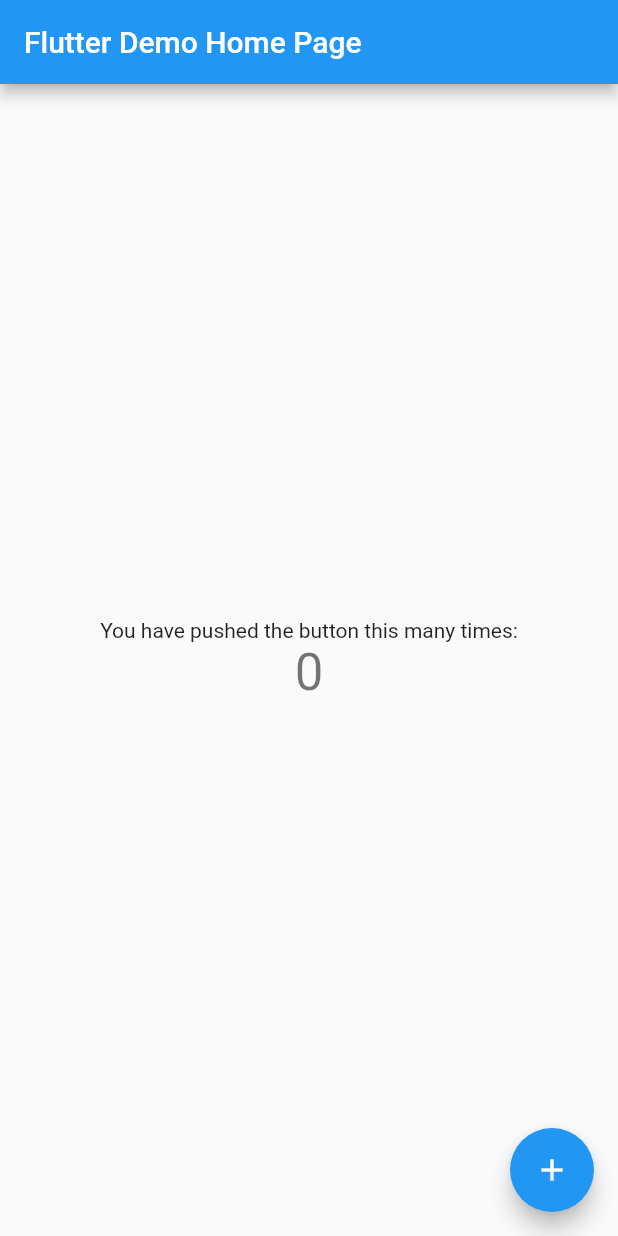
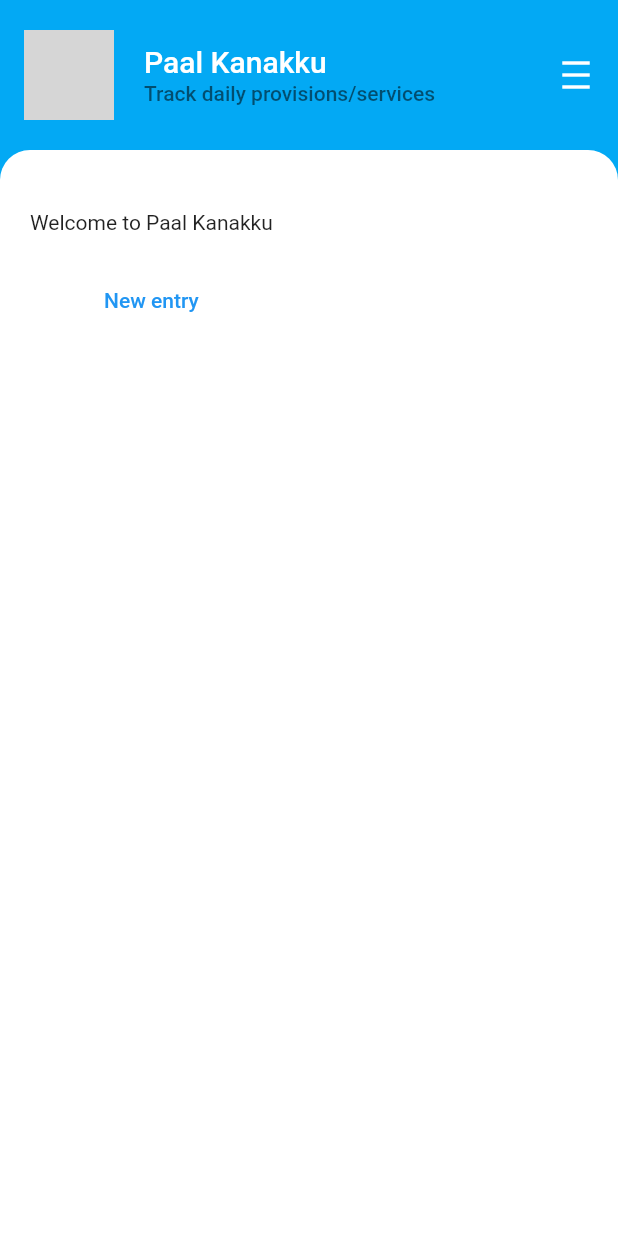
Before and after one commit to coder-selvarajan/paal_kanakku, a Flutter app: the screen it shows after launch, on a phone screen of 412 x 824 dp. Run offline on Flutter 3.47's test engine with Material 2 defaults, Android fonts, the phone set to English and light mode, and no system bars; our stand-ins replace table_calendar; grey boxes are pictures that could not be loaded.

Commit message:
Adding entry screen

```diff
--- a/lib/main.dart
+++ b/lib/main.dart
@@ -1,4 +1,5 @@
 import 'package:flutter/material.dart';
+import 'package:paal_kanakku/screens/home_screen.dart';
 
 void main() {
   runApp(const MyApp());
@@ -24,92 +25,7 @@ class MyApp extends StatelessWidget {
         // is not restarted.
         primarySwatch: Colors.blue,
       ),
-      home: const MyHomePage(title: 'Flutter Demo Home Page'),
+      home: HomeScreen(),
     );
   }
 }
-
-class MyHomePage extends StatefulWidget {
-  const MyHomePage({super.key, required this.title});
-
-  // This widget is the home page of your application. It is stateful, meaning
-  // that it has a State object (defined below) that contains fields that affect
-  // how it looks.
-
-  // This class is the configuration for the state. It holds the values (in this
-  // case the title) provided by the parent (in this case the App widget) and
-  // used by the build method of the State. Fields in a Widget subclass are
-  // always marked "final".
-
-  final String title;
-
-  @override
-  State<MyHomePage> createState() => _MyHomePageState();
-}
-
-class _MyHomePageState extends State<MyHomePage> {
-  int _counter = 0;
-
-  void _incrementCounter() {
-    setState(() {
-      // This call to setState tells the Flutter framework that something has
-      // changed in this State, which causes it to rerun the build method below
-      // so that the display can reflect the updated values. If we changed
-      // _counter without calling setState(), then the build method would not be
-      // called again, and so nothing would appear to happen.
-      _counter++;
-    });
-  }
-
-  @override
-  Widget build(BuildContext context) {
-    // This method is rerun every time setState is called, for instance as done
-    // by the _incrementCounter method above.
-    //
-    // The Flutter framework has been optimized to make rerunning build methods
-    // fast, so that you can just rebuild anything that needs updating rather
-    // than having to individually change instances of widgets.
-    return Scaffold(
-      appBar: AppBar(
-        // Here we take the value from the MyHomePage object that was created by
-        // the App.build method, and use it to set our appbar title.
-        title: Text(widget.title),
-      ),
-      body: Center(
-        // Center is a layout widget. It takes a single child and positions it
-        // in the middle of the parent.
-        child: Column(
-          // Column is also a layout widget. It takes a list of children and
-          // arranges them vertically. By default, it sizes itself to fit its
-          // children horizontally, and tries to be as tall as its parent.
-          //
-          // Invoke "debug painting" (press "p" in the console, choose the
-          // "Toggle Debug Paint" action from the Flutter Inspector in Android
-          // Studio, or the "Toggle Debug Paint" command in Visual Studio Code)
-          // to see the wireframe for each widget.
-          //
-          // Column has various properties to control how it sizes itself and
-          // how it positions its children. Here we use mainAxisAlignment to
-          // center the children vertically; the main axis here is the vertical
-          // axis because Columns are vertical (the cross axis would be
-          // horizontal).
-          mainAxisAlignment: MainAxisAlignment.center,
-          children: <Widget>[
-            const Text(
-              'You have pushed the button this many times:',
-            ),
-            Text(
-              '$_counter',
-              style: Theme.of(context).textTheme.headline4,
-            ),
-          ],
-        ),
-      ),
-      floatingActionButton: FloatingActionButton(
-        onPressed: _incrementCounter,
-        tooltip: 'Increment',
-        child: const Icon(Icons.add),
-      ), // This trailing comma makes auto-formatting nicer for build methods.
-    );
-  }
-}
--- /dev/null
+++ b/lib/screens/home_screen.dart
@@ -0,0 +1,90 @@
+import 'package:flutter/material.dart';
+import 'package:paal_kanakku/screens/goods_entry.dart';
+
+class HomeScreen extends StatelessWidget {
+  const HomeScreen({Key? key}) : super(key: key);
+
+  @override
+  Widget build(BuildContext context) {
+    final TextTheme textTheme = Theme.of(context).textTheme;
+
+    return Scaffold(
+        backgroundColor: Colors.white,
+        appBar: PreferredSize(
+          preferredSize: const Size.fromHeight(120), //height of appbar
+          child: Container(
+            color: Colors.lightBlue,
+            child: Column(
+              children: [
+                AppBar(
+                  toolbarHeight: 100.0,
+                  backgroundColor: Colors.lightBlue,
+                  title: Row(
+                    crossAxisAlignment: CrossAxisAlignment.center,
+                    children: <Widget>[
+                      Image.asset(
+                        "assets/milk-bottle.png",
+                        height: 60,
+                        width: 60,
+                      ),
+                      const SizedBox(
+                        width: 20.0,
+                      ),
+                      Column(
+                        crossAxisAlignment: CrossAxisAlignment.start,
+                        children: [
+                          Text(
+                            "Paal Kanakku",
+                            style: TextStyle(fontSize: 20.0),
+                          ),
+                          const SizedBox(
+                            height: 2,
+                          ),
+                          Text(
+                            "Track daily provisions/services",
+                            style: TextStyle(
+                              color: Colors.black54,
+                              fontSize: textTheme.bodyMedium!.fontSize,
+                            ),
+                          ),
+                        ],
+                      ),
+                      Spacer(),
+                      Icon(Icons.density_medium),
+                    ],
+                  ),
+                  elevation: 0,
+                ),
+                Expanded(
+                  child: Container(
+                    decoration: const BoxDecoration(
+                      color: Colors.white,
+                      borderRadius: BorderRadius.only(
+                        topLeft: Radius.circular(20.0),
+                        topRight: Radius.circular(20.0),
+                      ),
+                    ),
+                  ),
+                )
+              ],
+            ),
+          ),
+        ),
+        body: Column(
+          children: [
+            Padding(
+              padding: const EdgeInsets.all(20.0),
+              child: Text("Welcome to Paal Kanakku"),
+            ),
+            TextButton(
+                onPressed: () {
+                  Navigator.push(
+                    context,
+                    MaterialPageRoute(builder: (context) => GoodsEntry()),
+                  );
+                },
+                child: Text("New entry"))
+          ],
+        ));
+  }
+}
```
Also changed, not shown: lib/screens/goods_entry.dart (added, +154 -0 lines), pubspec.yaml (+5 -4 lines), assets/VRV_Logo.png (deleted), assets/VRV_Logo3.png (deleted), pubspec.lock, 24 other files.
